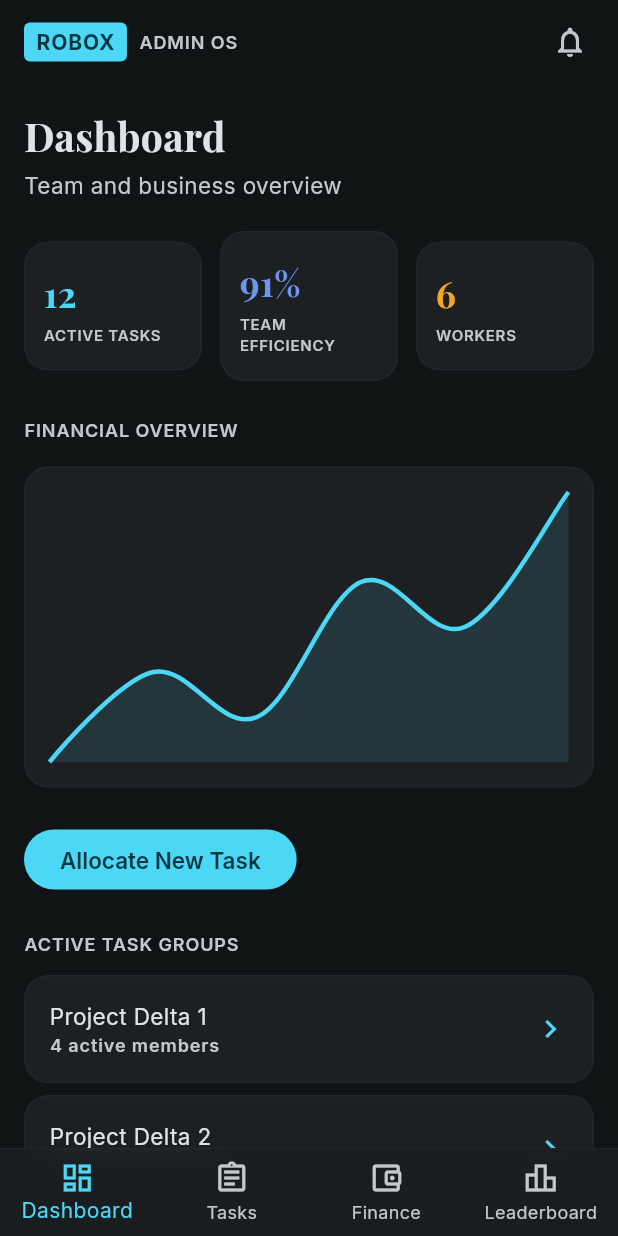
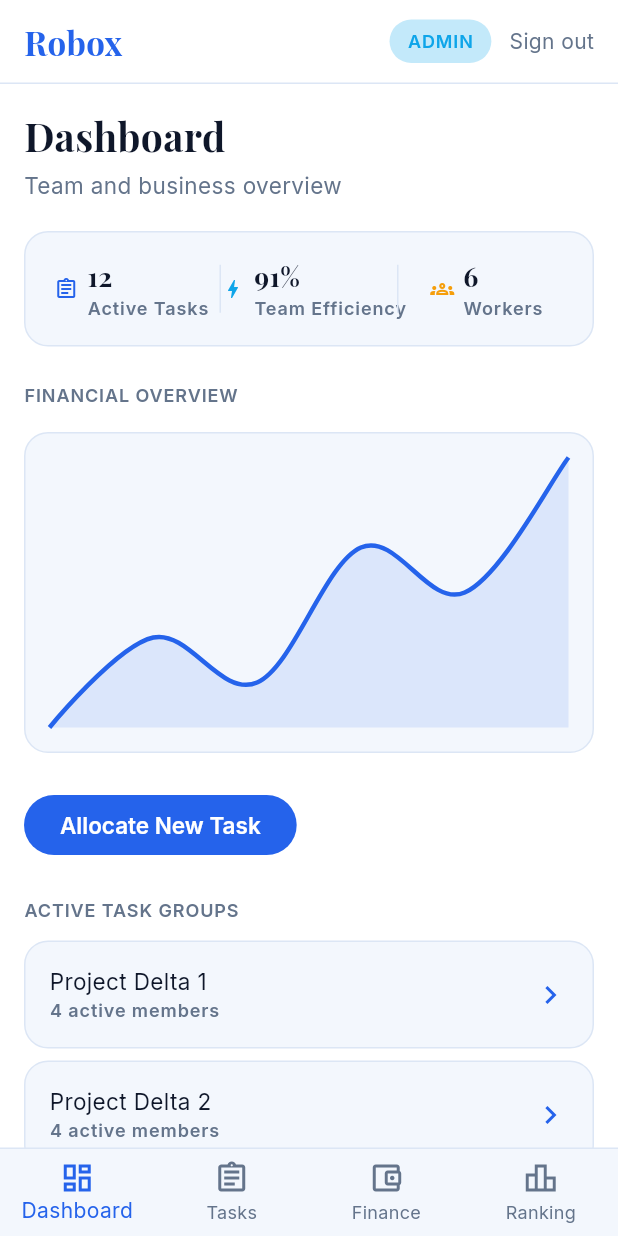
Before and after one commit to jome11/Robox, a Flutter app: the AdminDashboardScreen screen opened by its route, on a phone screen of 412 x 824 dp. Run offline on Flutter 3.47's test engine with Material 3 defaults, Android fonts, the phone set to English and light mode, and no system bars; drawn by our look-alikes of fl_chart; our stand-ins replace equatable, flutter_bloc, go_router, google_fonts.

Commit message:
he overflow fix for the workers

```diff
--- a/lib/app.dart
+++ b/lib/app.dart
@@ -19,7 +19,7 @@ class RoboxApp extends StatelessWidget {
             final user = state is AuthAuthenticated ? state.user : null;
             return MaterialApp.router(
               title: 'ROBOX',
-              theme: AppTheme.darkTheme,
+              theme: AppTheme.lightTheme,
               routerConfig: AppRouter.router(user),
               debugShowCheckedModeBanner: false,
             );
--- a/lib/core/theme/app_colors.dart
+++ b/lib/core/theme/app_colors.dart
@@ -1,21 +1,21 @@
 import 'package:flutter/material.dart';
 
 class AppColors {
-  static const Color background = Color(0xFF101415);
-  static const Color surface = Color(0xFF1D2022);
-  static const Color surfaceHigh = Color(0xFF272A2C);
+  static const Color background = Color(0xFFFFFFFF);
+  static const Color surface = Color(0xFFF3F7FD);
+  static const Color surfaceHigh = Color(0xFFE4ECFA);
 
-  static const Color primary = Color(0xFF4CD7F6); // Electric Cyan
-  static const Color onPrimary = Color(0xFF003640);
+  static const Color primary = Color(0xFF2563EB); // Blue
+  static const Color onPrimary = Color(0xFFFFFFFF);
 
-  static const Color secondary = Color(0xFF6C96F0); // Robotic Blue
+  static const Color secondary = Color(0xFF0EA5E9); // Sky blue
   static const Color onSecondary = Color(0xFFFFFFFF);
 
-  static const Color text = Color(0xFFE0E3E5);
-  static const Color textMuted = Color(0xFFC6C6CD);
+  static const Color text = Color(0xFF0F172A);
+  static const Color textMuted = Color(0xFF64748B);
 
-  static const Color border = Color(0x2645464D); // 15% opacity
+  static const Color border = Color(0xFFDCE6F5);
 
-  static const Color warning = Color(0xFFF5A524); // Orange
-  static const Color error = Color(0xFFCF6679); // Red
+  static const Color warning = Color(0xFFF59E0B); // Standard-priority orange
+  static const Color error = Color(0xFFDC2626); // Critical-priority red
 }
--- a/lib/core/widgets/robox_top_bar.dart
+++ b/lib/core/widgets/robox_top_bar.dart
@@ -1,52 +1,50 @@
 import 'package:flutter/material.dart';
+import 'package:flutter_bloc/flutter_bloc.dart';
 import '../theme/app_colors.dart';
 import '../theme/app_text_styles.dart';
 import '../../data/models/user_model.dart';
+import '../../features/auth/bloc/auth_bloc.dart';
 
+/// Persistent top bar shown above the bottom-nav shells: brand logo, a role
+/// badge (Admin/Worker), and a sign-out action — same on every screen.
 class RoboxTopBar extends StatelessWidget implements PreferredSizeWidget {
   final UserRole role;
 
   const RoboxTopBar({super.key, required this.role});
 
   @override
+  Size get preferredSize => const Size.fromHeight(56);
+
+  @override
   Widget build(BuildContext context) {
-    return AppBar(
-      backgroundColor: AppColors.background,
-      elevation: 0,
-      title: Row(
+    return Container(
+      height: preferredSize.height,
+      padding: const EdgeInsets.symmetric(horizontal: 16),
+      decoration: const BoxDecoration(
+        border: Border(bottom: BorderSide(color: AppColors.border)),
+      ),
+      child: Row(
         children: [
+          Text('Robox', style: AppTextStyles.logo),
+          const Spacer(),
           Container(
-            padding: const EdgeInsets.symmetric(horizontal: 8, vertical: 4),
+            padding: const EdgeInsets.symmetric(horizontal: 12, vertical: 6),
             decoration: BoxDecoration(
-              color: AppColors.primary,
-              borderRadius: BorderRadius.circular(4),
+              color: AppColors.secondary.withAlpha((0.25 * 255).toInt()),
+              borderRadius: BorderRadius.circular(20),
             ),
             child: Text(
-              'ROBOX',
-              style: AppTextStyles.label.copyWith(
-                color: AppColors.onPrimary,
-                fontWeight: FontWeight.bold,
-                fontSize: 14,
-              ),
+              role == UserRole.admin ? 'ADMIN' : 'WORKER',
+              style: AppTextStyles.label.copyWith(color: AppColors.secondary),
             ),
           ),
-          const SizedBox(width: 8),
-          Text(
-            role == UserRole.admin ? 'ADMIN OS' : 'OPERATOR OS',
-            style: AppTextStyles.label.copyWith(color: AppColors.textMuted),
+          const SizedBox(width: 12),
+          GestureDetector(
+            onTap: () => context.read<AuthBloc>().add(LogoutRequested()),
+            child: Text('Sign out', style: AppTextStyles.body.copyWith(color: AppColors.textMuted, fontSize: 14)),
           ),
         ],
       ),
-      actions: [
-        IconButton(
-          icon: const Icon(Icons.notifications_outlined, color: AppColors.textMuted),
-          onPressed: () {},
-        ),
-        const SizedBox(width: 8),
-      ],
     );
   }
-
-  @override
-  Size get preferredSize => const Size.fromHeight(kToolbarHeight);
 }
--- a/lib/core/widgets/stat_card.dart
+++ /dev/null
@@ -1,48 +0,0 @@
-import 'package:flutter/material.dart';
-import '../theme/app_colors.dart';
-import '../theme/app_text_styles.dart';
-
-class StatCard extends StatelessWidget {
-  final String value;
-  final String label;
-  final Color valueColor;
-
-  const StatCard({
-    super.key,
-    required this.value,
-    required this.label,
-    required this.valueColor,
-  });
-
-  @override
-  Widget build(BuildContext context) {
-    return Container(
-      padding: const EdgeInsets.symmetric(vertical: 16, horizontal: 12),
-      decoration: BoxDecoration(
-        color: AppColors.surface,
-        borderRadius: BorderRadius.circular(16),
-        border: Border.all(color: AppColors.border),
-      ),
-      child: Column(
-        crossAxisAlignment: CrossAxisAlignment.start,
-        children: [
-          Text(
-            value,
-            style: AppTextStyles.headline.copyWith(
-              color: valueColor,
-              fontSize: 24,
-            ),
-          ),
-          const SizedBox(height: 4),
-          Text(
-            label.toUpperCase(),
-            style: AppTextStyles.label.copyWith(
-              fontSize: 10,
-              letterSpacing: 0.5,
-            ),
-          ),
-        ],
-      ),
-    );
-  }
-}
--- /dev/null
+++ b/lib/core/widgets/stat_strip.dart
@@ -0,0 +1,66 @@
+import 'package:flutter/material.dart';
+import '../theme/app_colors.dart';
+import '../theme/app_text_styles.dart';
+
+class StatStripItem {
+  final String value;
+  final String label;
+  final IconData icon;
+  final Color accentColor;
+
+  const StatStripItem({
+    required this.value,
+    required this.label,
+    required this.icon,
+    this.accentColor = AppColors.primary,
+  });
+}
+
+/// One wide banner card holding several stats inline, separated by
+/// dividers — a single strip rather than a grid of separate tiles.
+class StatStrip extends StatelessWidget {
+  final List<StatStripItem> items;
+
+  const StatStrip({super.key, required this.items});
+
+  @override
+  Widget build(BuildContext context) {
+    return Container(
+      padding: const EdgeInsets.symmetric(vertical: 16, horizontal: 12),
+      decoration: BoxDecoration(
+        color: AppColors.surface,
+        borderRadius: BorderRadius.circular(16),
+        border: Border.all(color: AppColors.border),
+      ),
+      child: Row(
+        children: List.generate(items.length * 2 - 1, (i) {
+          if (i.isOdd) {
+            return Container(
+              width: 1,
+              height: 32,
+              color: AppColors.border,
+            );
+          }
+          final item = items[i ~/ 2];
+          return Expanded(
+            child: Row(
+              mainAxisAlignment: MainAxisAlignment.center,
+              children: [
+                Icon(item.icon, size: 16, color: item.accentColor),
+                const SizedBox(width: 6),
+                Column(
+                  crossAxisAlignment: CrossAxisAlignment.start,
+                  mainAxisSize: MainAxisSize.min,
+                  children: [
+                    Text(item.value, style: AppTextStyles.headline.copyWith(fontSize: 18)),
+                    Text(item.label, style: AppTextStyles.label),
+                  ],
+                ),
+              ],
+            ),
+          );
+        }),
+      ),
+    );
+  }
+}
--- a/lib/features/admin/dashboard/view/admin_dashboard_screen.dart
+++ b/lib/features/admin/dashboard/view/admin_dashboard_screen.dart
@@ -3,7 +3,7 @@ import 'package:fl_chart/fl_chart.dart';
 import '../../../../core/theme/app_colors.dart';
 import '../../../../core/theme/app_text_styles.dart';
 import '../../../../core/widgets/robox_button.dart';
-import '../../../../core/widgets/stat_card.dart';
+import '../../../../core/widgets/stat_strip.dart';
 
 class AdminDashboardScreen extends StatelessWidget {
   const AdminDashboardScreen({super.key});
@@ -21,15 +21,11 @@ class AdminDashboardScreen extends StatelessWidget {
             Text('Team and business overview', style: AppTextStyles.body.copyWith(color: AppColors.textMuted)),
             const SizedBox(height: 20),
 
-            Row(
-              children: const [
-                Expanded(child: StatCard(value: '12', label: 'Active Tasks', valueColor: AppColors.primary)),
-                SizedBox(width: 12),
-                Expanded(child: StatCard(value: '91%', label: 'Team Efficiency', valueColor: AppColors.secondary)),
-                SizedBox(width: 12),
-                Expanded(child: StatCard(value: '6', label: 'Workers', valueColor: AppColors.warning)),
-              ],
-            ),
+            const StatStrip(items: [
+              StatStripItem(value: '12', label: 'Active Tasks', icon: Icons.assignment_outlined, accentColor: AppColors.primary),
+              StatStripItem(value: '91%', label: 'Team Efficiency', icon: Icons.bolt_outlined, accentColor: AppColors.secondary),
+              StatStripItem(value: '6', label: 'Workers', icon: Icons.groups_outlined, accentColor: AppColors.warning),
+            ]),
             const SizedBox(height: 24),
 
             Text('FINANCIAL OVERVIEW', style: AppTextStyles.label),
--- a/lib/navigation/admin_shell.dart
+++ b/lib/navigation/admin_shell.dart
@@ -1,4 +1,3 @@
-import 'dart:ui';
 import 'package:flutter/material.dart';
 import 'package:go_router/go_router.dart';
 import '../core/theme/app_colors.dart';
@@ -15,13 +14,10 @@ class AdminShell extends StatelessWidget {
     return Scaffold(
       appBar: const RoboxTopBar(role: UserRole.admin),
       body: navigationShell,
-      bottomNavigationBar: ClipRect(
-        child: BackdropFilter(
-          filter: ImageFilter.blur(sigmaX: 10, sigmaY: 10),
-          child: Container(
-            decoration: BoxDecoration(
-              border: const Border(top: BorderSide(color: AppColors.border)),
-              color: AppColors.surface.withAlpha(200),
+      bottomNavigationBar: Container(
+        decoration: const BoxDecoration(
+          border: Border(top: BorderSide(color: AppColors.border)),
+          color: AppColors.surface,
         ),
         child: BottomNavigationBar(
           currentIndex: navigationShell.currentIndex,
@@ -35,10 +31,8 @@ class AdminShell extends StatelessWidget {
             BottomNavigationBarItem(icon: Icon(Icons.dashboard_outlined), label: 'Dashboard'),
             BottomNavigationBarItem(icon: Icon(Icons.assignment_outlined), label: 'Tasks'),
             BottomNavigationBarItem(icon: Icon(Icons.account_balance_wallet_outlined), label: 'Finance'),
-                BottomNavigationBarItem(icon: Icon(Icons.leaderboard_outlined), label: 'Leaderboard'),
+            BottomNavigationBarItem(icon: Icon(Icons.leaderboard_outlined), label: 'Ranking'),
           ],
-            ),
-          ),
         ),
       ),
     );
```
Also changed, not shown: lib/core/theme/app_theme.dart (+5 -3 lines), lib/core/widgets/priority_tag.dart (+28 -30 lines), lib/features/worker/dashboard/view/worker_dashboard_screen.dart (+6 -10 lines), lib/features/worker/my_tasks/view/my_tasks_screen.dart (+8 -2 lines), lib/navigation/worker_shell.dart (+7 -13 lines), 3 other files. Lines whose indentation alone changed are shown as unchanged.
